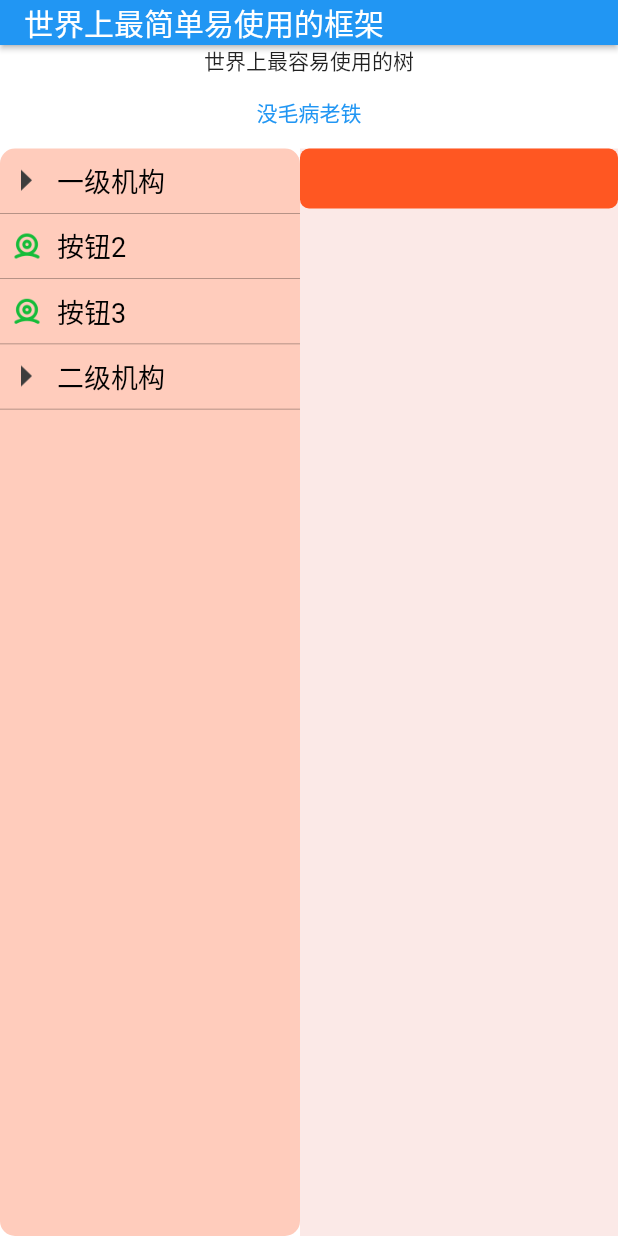
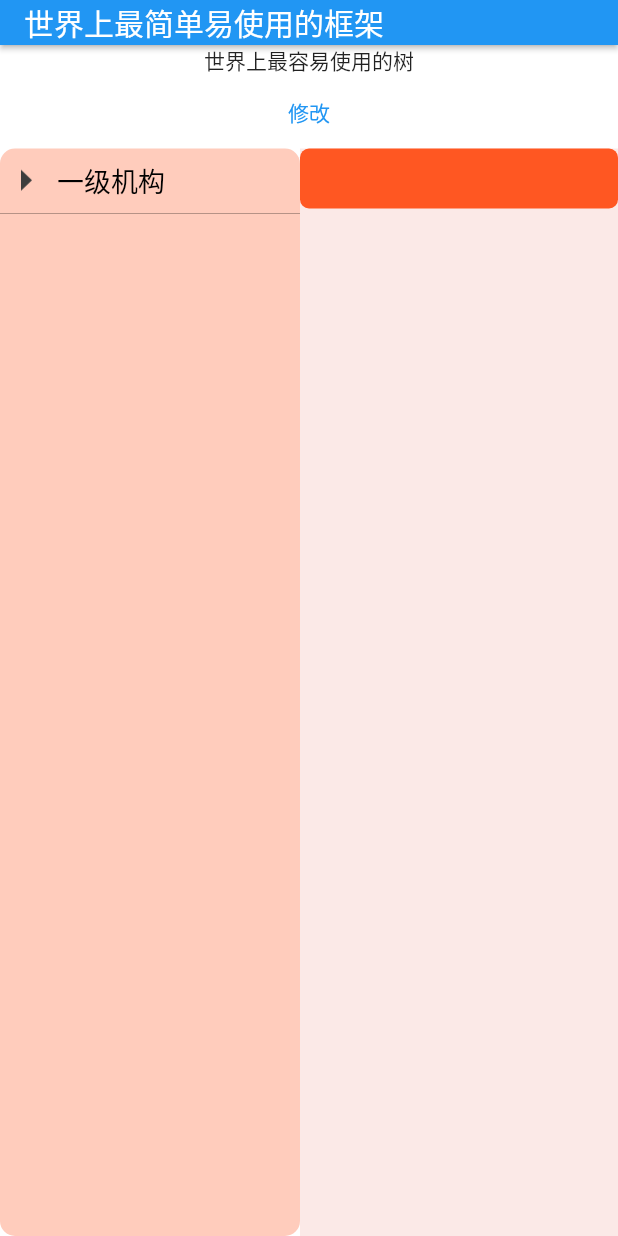
Before and after one commit to msfm2018/web_admin, a Flutter app: the screen it shows after launch, on a phone screen of 412 x 824 dp. Run offline on Flutter 3.47's test engine with Material 2 defaults, Android fonts, the phone set to English and light mode, and no system bars; missing offline and left inert: dart:ffi.

Commit message:
Add files via upload

```diff
--- a/lib/bean/cfg.dart
+++ b/lib/bean/cfg.dart
@@ -18,6 +18,8 @@ class Cfg {
   factory Cfg() {
     return _h ??= Cfg._();
   }
+
+  bool allExpand = false;
 
   late StreamController<Cfg> streamController;
 
--- a/lib/bean/tree_view.dart
+++ b/lib/bean/tree_view.dart
@@ -18,8 +18,14 @@ class _TreeViewState extends State<TreeView> {
   @override
   void initState() {
     TreeNodes().dataParses(widget.organs);
-    TreeNodes().init();
-    TreeNodes().expand(1);
+    if (Cfg().allExpand) {
+      // 全部展开
+      TreeNodes().expandAll();
+    } else {
+      TreeNodes().init();
+    }
+    // TreeNodes().expand(1);
+    // TreeNodes().expandAll();
     super.initState();
   }
 
@@ -134,7 +140,6 @@ class _TreeViewState extends State<TreeView> {
       color: Colors.white,
       child: Column(
         children: [
-          // Cfg().title == '' ? Container() : Text(Cfg().title),
           StreamBuilder<Cfg>(
             stream: Cfg().streamController.stream,
             initialData: Cfg(),
@@ -146,10 +151,10 @@ class _TreeViewState extends State<TreeView> {
           ),
           TextButton(
               onPressed: () {
-                Cfg().title = 'eeee';
+                Cfg().title = '没毛病老铁';
                 Cfg().updateUi();
               },
-              child: Text("没毛病老铁")),
+              child: Text("修改")),
           Expanded(
             child: Row(children: [
               //左树 右pageView
```
Also changed, not shown: lib/bean/tree_node.dart (+12 -3 lines).
